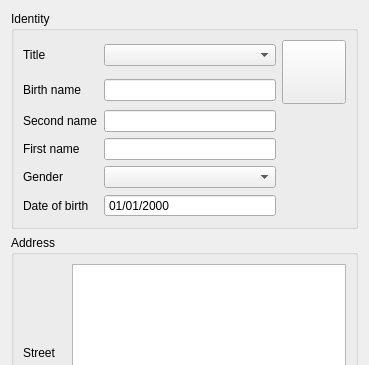
Qt form plugins/patientbaseplugin/identitywidget.ui (FreeHealth/freehealth) before a commit; both pictures show x 0 to 369 and y 0 to 365 of the 369 by 548 pixel window.
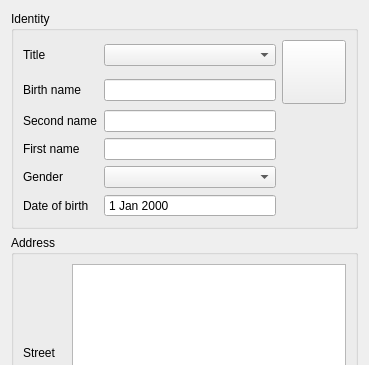
The same form after that commit. Custom widgets are drawn as their Qt base class.

Commit message: let Qt/locale decide displayFormat of date widget

Patch:
```diff
--- a/plugins/patientbaseplugin/identitywidget.ui
+++ b/plugins/patientbaseplugin/identitywidget.ui
@@ -119,9 +119,6 @@
         <property name="buttonSymbols">
          <enum>QAbstractSpinBox::NoButtons</enum>
         </property>
-        <property name="displayFormat">
-         <string>dd/MM/yyyy</string>
-        </property>
         <property name="calendarPopup">
          <bool>false</bool>
         </property>
```
